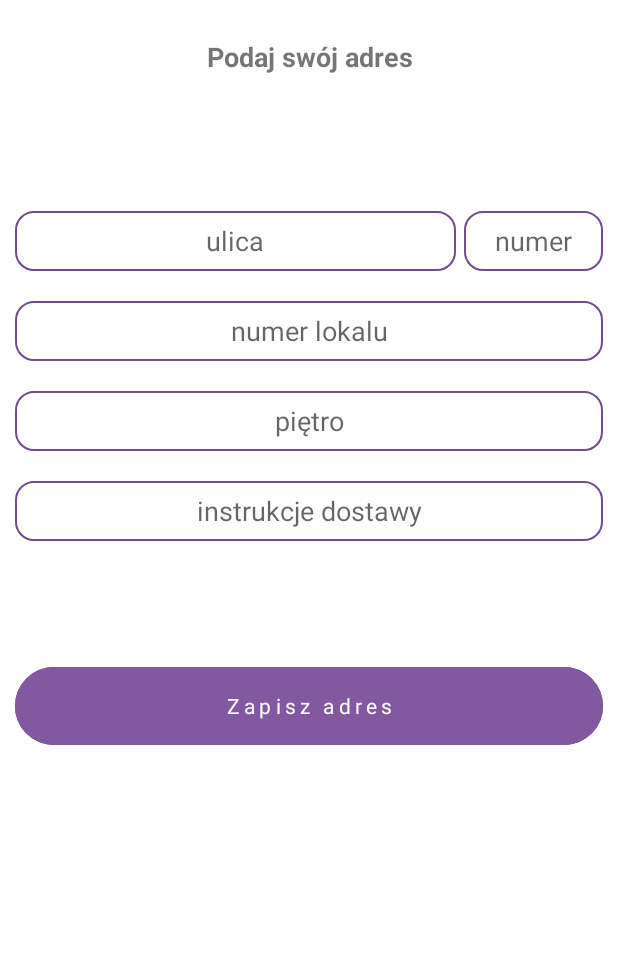
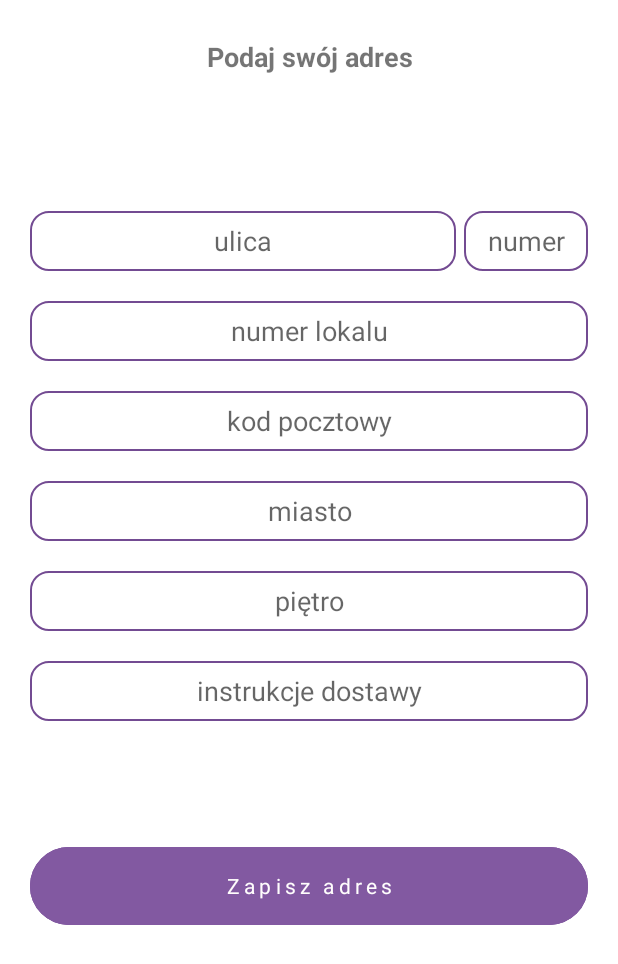
Before and after one commit to PiotrSzydlowski/AndroidClientAppProd, an Android app: the AddAddressActivity screen opened directly, with no data from a screen before it, on a phone screen of 412 x 824 dp. Shown: the top 964 px of the screen. Run offline under Robolectric (Android 15) with nearby library versions, the phone set to English and light mode, and no system bars; Roboto replaces fonts that are not available here.

Commit message:
dodawanie adresu cz1

```diff
--- a/app/src/main/java/szydlowskiptr/com/epz/activity/AddAddressActivity.java
+++ b/app/src/main/java/szydlowskiptr/com/epz/activity/AddAddressActivity.java
@@ -2,15 +2,59 @@ package szydlowskiptr.com.epz.activity;
 
 import androidx.appcompat.app.AppCompatActivity;
 
+import android.content.SharedPreferences;
 import android.os.Bundle;
+import android.view.View;
+import android.widget.Button;
+import android.widget.EditText;
+import android.widget.Toast;
 
 import szydlowskiptr.com.epz.R;
 
 public class AddAddressActivity extends AppCompatActivity {
 
+    SharedPreferences sp;
+    EditText idEdtStreet, idEdtStreetNumber, idEdtAprtNumber, idEdtPostaCode, idEdtCity,
+            idEdtFloor, idInstraction;
+    Button logInBtn;
+
     @Override
     protected void onCreate(Bundle savedInstanceState) {
         super.onCreate(savedInstanceState);
         setContentView(R.layout.activity_add_address);
+        sp = getApplication().getSharedPreferences("preferences", MODE_PRIVATE);
+        setView();
+        clickSaveBtn();
+    }
+
+    private void setView() {
+        idEdtStreet = findViewById(R.id.idEdtStreet);
+        idEdtStreetNumber = findViewById(R.id.idEdtStreetNumber);
+        idEdtAprtNumber = findViewById(R.id.idEdtAprtNumber);
+        idEdtPostaCode = findViewById(R.id.idEdtPostaCode);
+        idEdtCity = findViewById(R.id.idEdtCity);
+        idEdtFloor = findViewById(R.id.idEdtFloor);
+        idInstraction = findViewById(R.id.idInstraction);
+        logInBtn = findViewById(R.id.LogInBtn);
+    }
+
+    private void clickSaveBtn() {
+        logInBtn.setOnClickListener(new View.OnClickListener() {
+            @Override
+            public void onClick(View view) {
+                if (idEdtStreet.getText().toString().matches("") || idEdtStreetNumber.getText().toString().matches("")
+                        || idEdtAprtNumber.getText().toString().matches("") || idEdtPostaCode.getText().toString().matches("")
+                        || idEdtCity.getText().toString().matches("")) {
+                    Toast.makeText(getApplicationContext(), "Uzupełnij dane, pola nie moga być puste", Toast.LENGTH_SHORT).show();
+                } else {
+                    callAddAddressApi();
+                }
+            }
+        });
+
+    }
+
+    private void callAddAddressApi() {
+
     }
 }
--- a/app/src/main/java/szydlowskiptr/com/epz/activity/AddressListActivity.java
+++ b/app/src/main/java/szydlowskiptr/com/epz/activity/AddressListActivity.java
@@ -122,7 +122,6 @@ public class AddressListActivity extends AppCompatActivity implements AddressCal
                     addressModelsArrayList.addAll(body);
                     parseArrayAddresses();
                 }
-                // TODO  ustawic nowy magId
                 if (Build.VERSION.SDK_INT >= Build.VERSION_CODES.N) {
                     List<AddressModel> collect = addressModelsArrayList.stream()
                             .filter(x -> x.isCurrent())
--- a/app/src/main/java/szydlowskiptr/com/epz/service/AddressesService.java
+++ b/app/src/main/java/szydlowskiptr/com/epz/service/AddressesService.java
@@ -3,9 +3,11 @@ package szydlowskiptr.com.epz.service;
 import java.util.List;
 
 import retrofit2.Call;
+import retrofit2.http.Body;
 import retrofit2.http.GET;
 import retrofit2.http.POST;
 import retrofit2.http.Path;
+import szydlowskiptr.com.epz.model.AddAddressModel;
 import szydlowskiptr.com.epz.model.AddressModel;
 import szydlowskiptr.com.epz.model.Category;
 
@@ -19,4 +21,7 @@ public interface AddressesService {
 
     @POST("setCurrentaddress/{addressId}/{userId}")
     Call<List<AddressModel>> setCurrentAddress(@Path("addressId") String addressId, @Path("userId") String userId);
+
+    @POST("useraddressess/addAddressByUser/{userId}")
+    void saveAddress(@Path("userId") String userId, @Body AddAddressModel addAddressModelBody);
 }
--- a/app/src/main/res/layout/activity_add_address.xml
+++ b/app/src/main/res/layout/activity_add_address.xml
@@ -28,7 +28,7 @@
             android:id="@+id/idEdtStreet"
             android:layout_width="match_parent"
             android:layout_height="40dp"
-            android:layout_marginLeft="10dp"
+            android:layout_marginLeft="20dp"
             android:layout_marginTop="15dp"
             android:layout_marginRight="5dp"
             android:layout_weight="1"
@@ -44,7 +44,7 @@
             android:layout_width="match_parent"
             android:layout_height="40dp"
             android:layout_marginTop="15dp"
-            android:layout_marginRight="10dp"
+            android:layout_marginRight="20dp"
             android:layout_weight="3"
             android:background="@drawable/edit_text_border"
             android:ellipsize="start"
@@ -60,9 +60,9 @@
         android:layout_width="match_parent"
         android:layout_height="40dp"
         android:layout_below="@+id/linear"
-        android:layout_marginLeft="10dp"
+        android:layout_marginLeft="20dp"
         android:layout_marginTop="20dp"
-        android:layout_marginRight="10dp"
+        android:layout_marginRight="20dp"
         android:layout_weight="1"
         android:background="@drawable/edit_text_border"
         android:ellipsize="start"
@@ -72,13 +72,45 @@
         android:textColor="#101011" />
 
     <EditText
+        android:id="@+id/idEdtPostaCode"
+        android:layout_width="match_parent"
+        android:layout_height="40dp"
+        android:layout_below="@+id/idEdtAprtNumber"
+        android:layout_marginLeft="20dp"
+        android:layout_marginTop="20dp"
+        android:layout_marginRight="20dp"
+        android:layout_weight="1"
+        android:background="@drawable/edit_text_border"
+        android:ellipsize="start"
+        android:gravity="center|center_horizontal"
+        android:hint="kod pocztowy"
+        android:inputType="text"
+        android:textColor="#101011" />
+
+    <EditText
+        android:id="@+id/idEdtCity"
+        android:layout_width="match_parent"
+        android:layout_height="40dp"
+        android:layout_below="@+id/idEdtPostaCode"
+        android:layout_marginLeft="20dp"
+        android:layout_marginTop="20dp"
+        android:layout_marginRight="20dp"
+        android:layout_weight="1"
+        android:background="@drawable/edit_text_border"
+        android:ellipsize="start"
+        android:gravity="center|center_horizontal"
+        android:hint="miasto"
+        android:inputType="text"
+        android:textColor="#101011" />
+
+    <EditText
         android:id="@+id/idEdtFloor"
         android:layout_width="match_parent"
         android:layout_height="40dp"
-        android:layout_below="@+id/idEdtAprtNumber"
-        android:layout_marginLeft="10dp"
+        android:layout_below="@+id/idEdtCity"
+        android:layout_marginLeft="20dp"
         android:layout_marginTop="20dp"
-        android:layout_marginRight="10dp"
+        android:layout_marginRight="20dp"
         android:layout_weight="1"
         android:background="@drawable/edit_text_border"
         android:ellipsize="start"
@@ -92,9 +124,9 @@
         android:layout_width="match_parent"
         android:layout_height="40dp"
         android:layout_below="@+id/idEdtFloor"
-        android:layout_marginLeft="10dp"
+        android:layout_marginLeft="20dp"
         android:layout_marginTop="20dp"
-        android:layout_marginRight="10dp"
+        android:layout_marginRight="20dp"
         android:layout_weight="1"
         android:background="@drawable/edit_text_border"
         android:ellipsize="start"
@@ -110,8 +142,8 @@
         android:layout_width="match_parent"
         android:layout_height="60dp"
         android:layout_marginTop="80dp"
-        android:layout_marginLeft="10dp"
-        android:layout_marginRight="10dp"
+        android:layout_marginLeft="20dp"
+        android:layout_marginRight="20dp"
         android:backgroundTint="#8259A1"
         android:inputType="textCapWords"
         app:strokeColor="#8259A1"
```
Also changed, not shown: app/src/main/java/szydlowskiptr/com/epz/model/AddAddressModel.java (added, +94 -0 lines).
